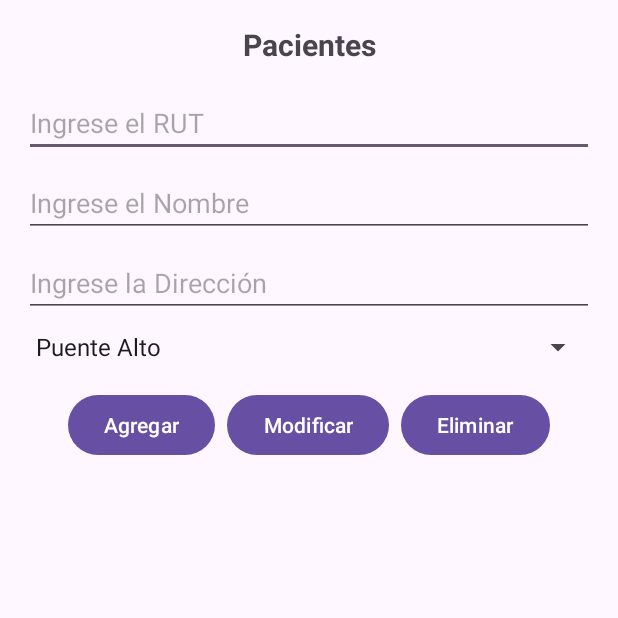
After one commit to facevedor/NutricionFYR, an Android app: the CrudActivity screen opened directly, with no data from a screen before it, on a phone screen of 412 x 824 dp, the top half of it. The commit adds this screen. Run offline under Robolectric (Android 15) with nearby library versions, the phone set to English and light mode, and no system bars.

Commit message:
Evaluacion2.5

```diff
--- a/app/src/main/AndroidManifest.xml
+++ b/app/src/main/AndroidManifest.xml
@@ -5,6 +5,7 @@
     <uses-permission android:name="android.permission.INTERNET"/>
     <uses-permission android:name="android.permission.ACCESS_FINE_LOCATION"/>
     <uses-permission android:name="android.permission.ACCESS_COARSE_LOCATION"/>
+    <uses-permission android:name="android.permission.INTERNET"/>
     <application
         android:allowBackup="true"
         android:dataExtractionRules="@xml/data_extraction_rules"
@@ -29,6 +30,8 @@
         <activity android:name=".ElementoActivity"></activity>
         <activity android:name=".MapaActivity"></activity>
         <activity android:name=".ThreadActivity"></activity>
+        <activity android:name=".VideoActivity"></activity>
+        <activity android:name=".CrudActivity"></activity>
     </application>
 
 </manifest>
--- /dev/null
+++ b/app/src/main/java/com/example/gestionnutricionfr/CrudActivity.java
@@ -0,0 +1,127 @@
+package com.example.gestionnutricionfr;
+import android.content.ContentValues;
+import android.database.Cursor;
+import android.database.sqlite.SQLiteDatabase;
+import android.os.Bundle;
+import android.view.View;
+import android.widget.ArrayAdapter;
+import android.widget.EditText;
+import android.widget.ListView;
+import android.widget.Spinner;
+import android.widget.Toast;
+import androidx.appcompat.app.AppCompatActivity;
+
+public class CrudActivity extends AppCompatActivity {
+
+    EditText edtRut, edtNom, edtDir;
+    Spinner spSpinner;
+    ListView lstLista;
+    String[] comunas = {"Puente Alto", "Macul", "San Miguel", "Lampa", "La Florida"};
+
+    @Override
+    protected void onCreate(Bundle savedInstanceState) {
+        super.onCreate(savedInstanceState);
+        setContentView(R.layout.activity_crud);
+
+        edtRut = findViewById(R.id.edtRut);
+        edtNom = findViewById(R.id.edtNom);
+        edtDir = findViewById(R.id.edtDir);
+        spSpinner = findViewById(R.id.spSpinner);
+        lstLista = findViewById(R.id.lstLista);
+
+        ArrayAdapter<String> spinnerAdapter = new ArrayAdapter<>(this, android.R.layout.simple_spinner_item, comunas);
+        spinnerAdapter.setDropDownViewResource(android.R.layout.simple_spinner_dropdown_item);
+        spSpinner.setAdapter(spinnerAdapter);
+
+        CargarLista();
+    }
+
+    public void CargarLista() {
+        DataHelper dh = new DataHelper(this,"alumno.db",null,1);
+        SQLiteDatabase bd = dh.getWritableDatabase();
+        Cursor c = bd.rawQuery("SELECT rut, nombre, direccion, comuna FROM alumno", null);
+        String[] arr = new String[c.getCount()];
+
+        if (c.moveToFirst()) {
+            int i = 0;
+            do {
+                String linea = "|| " + c.getInt(0) + " || " + c.getString(1) + " || " + c.getString(2) + " || " + c.getString(3) + " ||";
+                arr[i] = linea;
+                i++;
+            } while (c.moveToNext());
+        }
+
+        ArrayAdapter<String> adapter = new ArrayAdapter<>(this, android.R.layout.simple_list_item_1, arr);
+        lstLista.setAdapter(adapter);
+        bd.close();
+    }
+
+    public void onClickAgregar(View view) {
+       // DataHelper dh = new DataHelper(this, "alumno.db", null, 1);
+        DataHelper dh = new DataHelper(this,"alumno.db",null,1);
+        SQLiteDatabase bd = dh.getWritableDatabase();
+        ContentValues reg = new ContentValues();
+
+        reg.put("rut", edtRut.getText().toString());
+        reg.put("nombre", edtNom.getText().toString());
+        reg.put("direccion", edtDir.getText().toString());
+        reg.put("comuna", spSpinner.getSelectedItem().toString());
+
+        long resp = bd.insert("alumno", null, reg);
+        bd.close();
+
+        if (resp == -1) {
+            Toast.makeText(this, "Error al agregar el registro", Toast.LENGTH_LONG).show();
+        } else {
+            Toast.makeText(this, "Registro agregado", Toast.LENGTH_LONG).show();
+        }
+
+        CargarLista();
+        limpiar();
+    }
+
+    public void onClickModificar(View view) {
+        DataHelper dh = new DataHelper(this, "alumno.db", null, 1);
+        SQLiteDatabase bd = dh.getWritableDatabase();
+        ContentValues reg = new ContentValues();
+
+        reg.put("nombre", edtNom.getText().toString());
+        reg.put("direccion", edtDir.getText().toString());
+        reg.put("comuna", spSpinner.getSelectedItem().toString());
+
+        int resp = bd.update("alumno", reg, "rut=?", new String[]{edtRut.getText().toString()});
+        bd.close();
+
+        if (resp == 0) {
+            Toast.makeText(this, "No se pudo modificar", Toast.LENGTH_LONG).show();
+        } else {
+            Toast.makeText(this, "Registro modificado", Toast.LENGTH_LONG).show();
+        }
+
+        CargarLista();
+        limpiar();
+    }
+
+    public void onClickEliminar(View view) {
+        DataHelper dh = new DataHelper(this, "alumno.db", null, 1);
+        SQLiteDatabase bd = dh.getWritableDatabase();
+
+        int resp = bd.delete("alumno", "rut=?", new String[]{edtRut.getText().toString()});
+        bd.close();
+
+        if (resp == 0) {
+            Toast.makeText(this, "No se pudo eliminar", Toast.LENGTH_LONG).show();
+        } else {
+            Toast.makeText(this, "Registro eliminado", Toast.LENGTH_LONG).show();
+        }
+
+        CargarLista();
+        limpiar();
+    }
+
+    public void limpiar() {
+        edtRut.setText("");
+        edtNom.setText("");
+        edtDir.setText("");
+    }
+}
--- /dev/null
+++ b/app/src/main/java/com/example/gestionnutricionfr/DataHelper.java
@@ -0,0 +1,25 @@
+package com.example.gestionnutricionfr;
+
+import android.content.Context;
+import android.database.sqlite.SQLiteDatabase;
+import android.database.sqlite.SQLiteOpenHelper;
+
+import org.jetbrains.annotations.Nullable;
+
+
+public class DataHelper extends SQLiteOpenHelper{
+    public  DataHelper(@Nullable Context context, @Nullable String name, @Nullable SQLiteDatabase.CursorFactory factory, int version){
+        super(context, name, factory, version);
+    }
+
+    @Override
+    public void onCreate(SQLiteDatabase db){
+        db.execSQL("CREATE TABLE alumno(rut INTEGER PRIMARY KEY, nombre TEXT, direccion TEXT, comuna TEXT, nota INTERGER)");
+    }
+
+    @Override
+    public void onUpgrade(SQLiteDatabase db, int oldVersion, int newVersion){
+        db.execSQL("DROP TABLE IF EXISTS alumno");
+        db.execSQL("CREATE TABLE alumno(rut INTEGER PRIMARY KEY, nombre TEXT, direccion TEXT, comuna TEXT, nota INTERGER)");
+    }
+}
--- /dev/null
+++ b/app/src/main/res/layout/activity_crud.xml
@@ -0,0 +1,88 @@
+<?xml version="1.0" encoding="utf-8"?>
+<androidx.constraintlayout.widget.ConstraintLayout
+    xmlns:android="http://schemas.android.com/apk/res/android"
+    xmlns:app="http://schemas.android.com/apk/res-auto"
+    xmlns:tools="http://schemas.android.com/tools"
+    android:layout_width="match_parent"
+    android:layout_height="match_parent"
+    tools:context=".CrudActivity">
+
+    <LinearLayout
+        android:layout_width="match_parent"
+        android:layout_height="wrap_content"
+        android:orientation="vertical"
+        android:padding="16dp"
+        app:layout_constraintTop_toTopOf="parent"
+        app:layout_constraintStart_toStartOf="parent"
+        app:layout_constraintEnd_toEndOf="parent">
+
+        <TextView
+            android:layout_width="match_parent"
+            android:layout_height="wrap_content"
+            android:text="Pacientes"
+            android:textAlignment="center"
+            android:textSize="20sp"
+            android:textStyle="bold"
+            android:layout_marginBottom="16dp" />
+
+        <EditText
+            android:id="@+id/edtRut"
+            android:layout_width="match_parent"
+            android:layout_height="wrap_content"
+            android:hint="Ingrese el RUT"
+            android:layout_marginBottom="8dp" />
+
+        <EditText
+            android:id="@+id/edtNom"
+            android:layout_width="match_parent"
+            android:layout_height="wrap_content"
+            android:hint="Ingrese el Nombre"
+            android:layout_marginBottom="8dp" />
+
+        <EditText
+            android:id="@+id/edtDir"
+            android:layout_width="match_parent"
+            android:layout_height="wrap_content"
+            android:hint="Ingrese la Dirección"
+            android:layout_marginBottom="8dp" />
+
+        <Spinner
+            android:id="@+id/spSpinner"
+            android:layout_width="match_parent"
+            android:layout_height="wrap_content"
+            android:layout_marginBottom="16dp" />
+
+        <LinearLayout
+            android:layout_width="match_parent"
+            android:layout_height="wrap_content"
+            android:orientation="horizontal"
+            android:gravity="center">
+
+            <Button
+                android:layout_width="wrap_content"
+                android:layout_height="wrap_content"
+                android:text="Agregar"
+                android:onClick="onClickAgregar"
+                android:layout_marginEnd="8dp" />
+
+            <Button
+                android:layout_width="wrap_content"
+                android:layout_height="wrap_content"
+                android:text="Modificar"
+                android:onClick="onClickModificar"
+                android:layout_marginEnd="8dp" />
+
+            <Button
+                android:layout_width="wrap_content"
+                android:layout_height="wrap_content"
+                android:text="Eliminar"
+                android:onClick="onClickEliminar" />
+        </LinearLayout>
+
+        <ListView
+            android:id="@+id/lstLista"
+            android:layout_width="match_parent"
+            android:layout_height="wrap_content"
+            android:layout_marginTop="16dp" />
+    </LinearLayout>
+</androidx.constraintlayout.widget.ConstraintLayout>
```
Also changed, not shown: app/src/main/java/com/example/gestionnutricionfr/AccesoActivity.java (+8 -0 lines), app/src/main/java/com/example/gestionnutricionfr/VideoActivity.java (added, +59 -0 lines), app/src/main/res/layout/activity_acceso.xml (+31 -3 lines), app/src/main/res/layout/activity_video.xml (added, +34 -0 lines), 2 other files.
